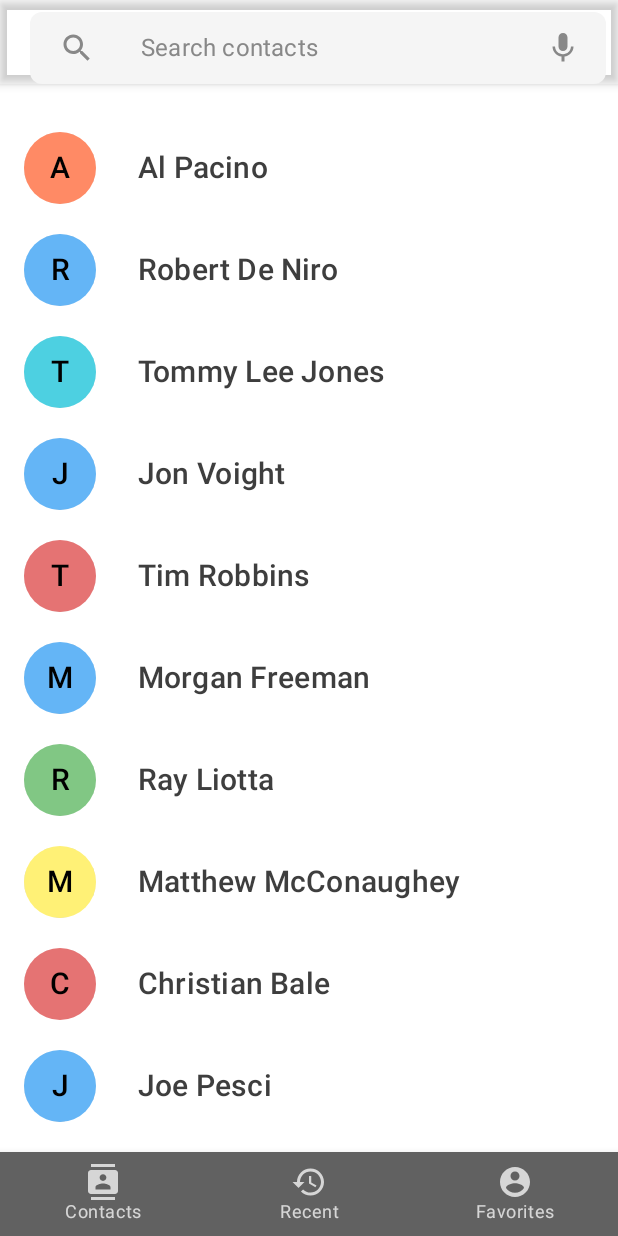
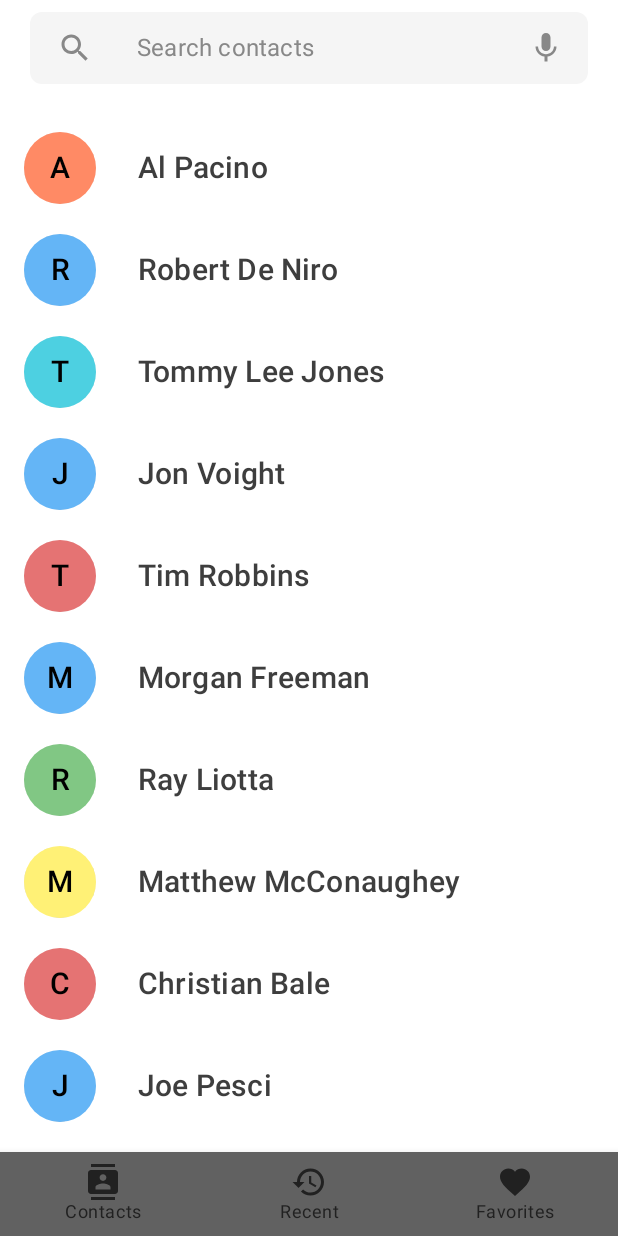
Before and after one commit to pbaileydev/LayoutBasics, an Android app built with Jetpack Compose: the screen it shows after launch (MainActivity), on a phone screen of 412 x 824 dp. Run offline under Robolectric (Android 15) with nearby library versions, the phone set to English and light mode, and no system bars.

Commit message:
Made theme color corrections for search component and bottom navigation view drawables

```diff
--- a/app/src/main/java/com/pbaileyapps/layoutbasics/ui/bottomNav/BottomNavItems.kt
+++ b/app/src/main/java/com/pbaileyapps/layoutbasics/ui/bottomNav/BottomNavItems.kt
@@ -9,7 +9,7 @@ sealed class BottomNavItems(
 ) {
     object Contacts : BottomNavItems("contacts", "Contacts", R.drawable.contacts)
     object Recent : BottomNavItems("recent", "Recent", R.drawable.recent)
-    object Favorites : BottomNavItems("account", "Favorites", R.drawable.account)
+    object Favorites : BottomNavItems("account", "Favorites", R.drawable.favorite)
 }
 
 val navItems = listOf(
--- a/app/src/main/java/com/pbaileyapps/layoutbasics/ui/bottomNav/BottomNavigationView.kt
+++ b/app/src/main/java/com/pbaileyapps/layoutbasics/ui/bottomNav/BottomNavigationView.kt
@@ -3,9 +3,9 @@ package com.pbaileyapps.layoutbasics.ui.bottomNav
 import androidx.compose.foundation.ExperimentalFoundationApi
 import androidx.compose.material.*
 import androidx.compose.runtime.Composable
-import androidx.compose.ui.graphics.Color
 import androidx.compose.ui.res.painterResource
 import androidx.compose.ui.tooling.preview.Preview
+import androidx.compose.ui.unit.dp
 import androidx.navigation.NavController
 import androidx.navigation.NavDestination.Companion.hierarchy
 import androidx.navigation.NavGraph.Companion.findStartDestination
@@ -21,20 +21,24 @@ import com.pbaileyapps.layoutbasics.ui.theme.LayoutBasicsTheme
 @Composable
 fun BottomNavigationView() {
 
+    val navController = rememberNavController()
+
     Scaffold(
         topBar = {
             TopAppBar(
-                { SearchBar() }, backgroundColor = Color.Transparent
+                { SearchBar() },
+                backgroundColor = MaterialTheme.colors.background,
+                elevation = 0.dp
             )
-        }, bottomBar = { BottomNavigationBar() }
+        }, bottomBar = { BottomNavigationBar(navController) }
     ) {
-        NavigationHost()
+        NavigationHost(navController)
     }
 }
 
 @Composable
 fun BottomNavigationBar(
-    navController: NavController = rememberNavController(),
+    navController: NavController,
     items: List<BottomNavItems> = navItems
 ) {
 
@@ -67,7 +71,9 @@ fun BottomNavigationBar(
                             saveState = true
                         }
                     }
-                }
+                },
+                selectedContentColor = MaterialTheme.colors.secondaryVariant,
+                unselectedContentColor = MaterialTheme.colors.primaryVariant
             )
         }
     }
@@ -76,7 +82,7 @@ fun BottomNavigationBar(
 @ExperimentalFoundationApi
 @Composable
 fun NavigationHost(
-    navController: NavHostController = rememberNavController()
+    navController: NavHostController
 ) {
     NavHost(
         navController = navController,
@@ -101,6 +107,6 @@ fun NavigationHost(
 @Composable
 fun BottomNavViewPreview() {
     LayoutBasicsTheme(darkTheme = true) {
-        BottomNavigationBar()
+        BottomNavigationBar(rememberNavController())
     }
 }
--- a/app/src/main/java/com/pbaileyapps/layoutbasics/ui/bottomNav/SearchBar.kt
+++ b/app/src/main/java/com/pbaileyapps/layoutbasics/ui/bottomNav/SearchBar.kt
@@ -24,8 +24,8 @@ fun SearchBar() {
     Row(
         verticalAlignment = Alignment.CenterVertically,
         modifier = Modifier
-            .padding(top = 8.dp, start = 4.dp, end = 4.dp)
             .fillMaxWidth()
+            .padding(top = 8.dp, start = 4.dp, end = 16.dp)
             .height(56.dp)
             .background(
                 color = MaterialTheme.colors.surface,
--- /dev/null
+++ b/app/src/main/res/drawable/favorite.xml
@@ -0,0 +1,10 @@
+<vector xmlns:android="http://schemas.android.com/apk/res/android"
+    android:width="24dp"
+    android:height="24dp"
+    android:viewportWidth="24"
+    android:viewportHeight="24"
+    android:tint="?attr/colorControlNormal">
+  <path
+      android:fillColor="@android:color/white"
+      android:pathData="M12,21.35l-1.45,-1.32C5.4,15.36 2,12.28 2,8.5 2,5.42 4.42,3 7.5,3c1.74,0 3.41,0.81 4.5,2.09C13.09,3.81 14.76,3 16.5,3 19.58,3 22,5.42 22,8.5c0,3.78 -3.4,6.86 -8.55,11.54L12,21.35z"/>
+</vector>
```
